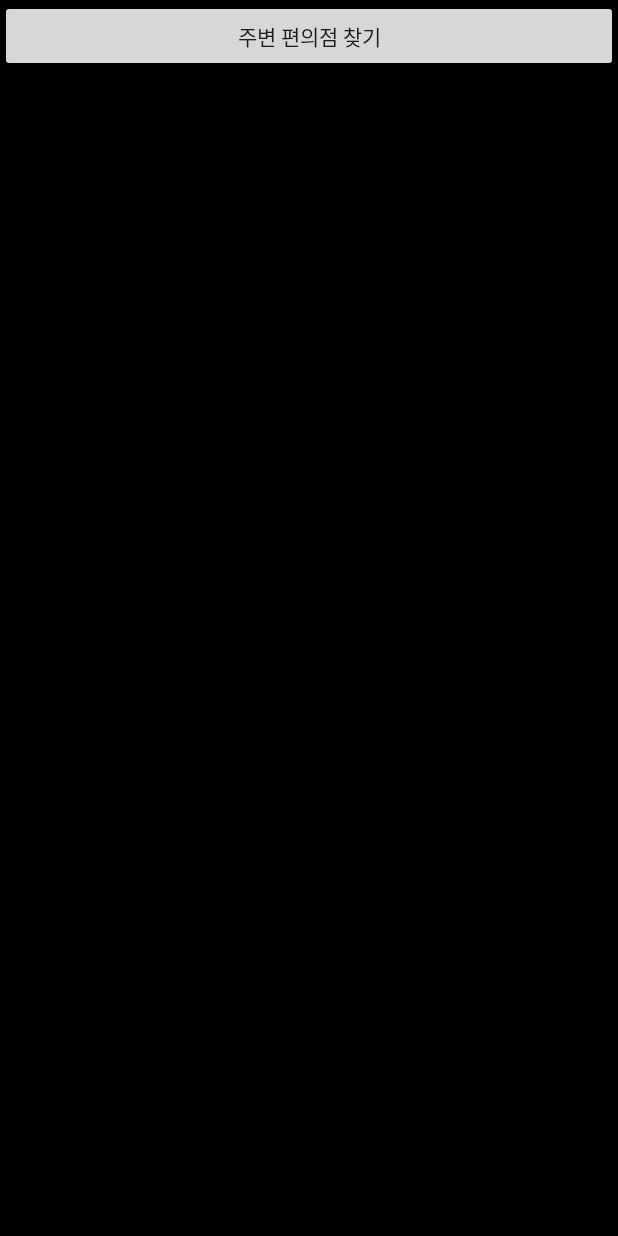
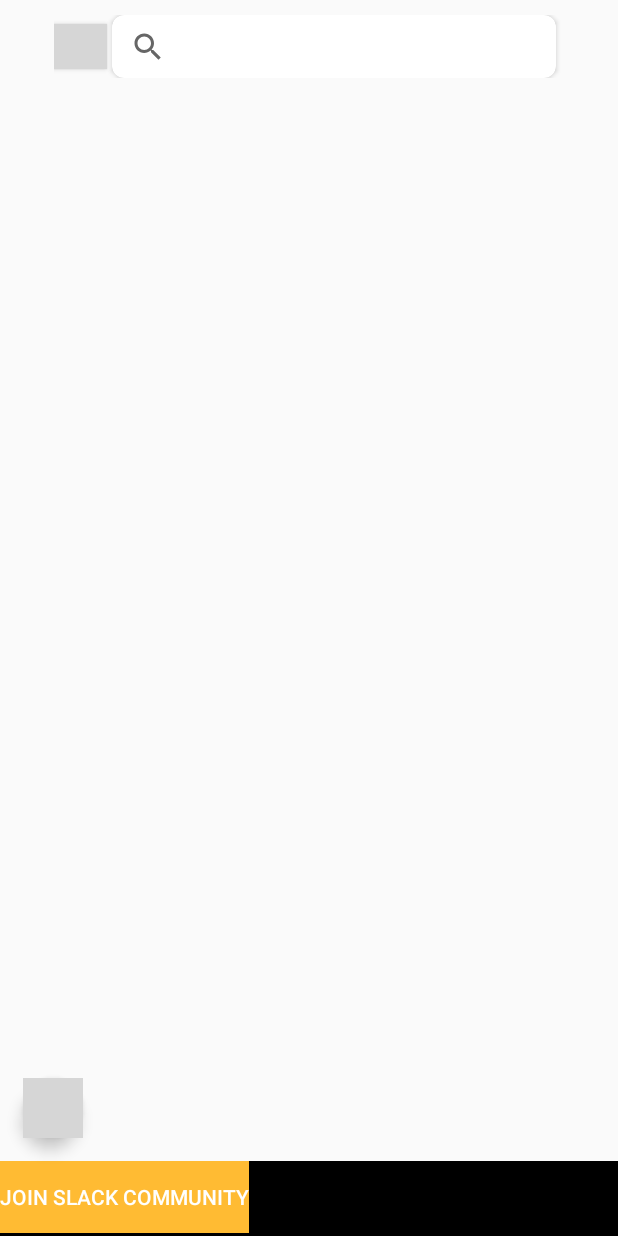
Before and after one commit to JeongJae-yun/SKTmap, an Android app: the layout fragment_home.xml on its own in the app's theme, with its tools: preview values and no code run, on a phone screen of 412 x 824 dp. Run offline under Robolectric (Android 15) with nearby library versions, the phone set to English and light mode, and no system bars; grey boxes are pictures that could not be loaded.

Commit message:
UI change

```diff
--- a/app/src/main/res/layout/fragment_home.xml
+++ b/app/src/main/res/layout/fragment_home.xml
@@ -3,33 +3,124 @@
     xmlns:android="http://schemas.android.com/apk/res/android"
     xmlns:app="http://schemas.android.com/apk/res-auto"
     xmlns:tools="http://schemas.android.com/tools">
-<androidx.constraintlayout.widget.ConstraintLayout
+
+<androidx.coordinatorlayout.widget.CoordinatorLayout
     android:layout_width="match_parent"
     android:layout_height="match_parent"
-    android:background="@color/black"
+    android:orientation="vertical"
     tools:context=".ui.home.HomeFragment">
-
-    <Button
-        android:id="@+id/btnFind"
-        android:layout_width="match_parent"
-        android:layout_height="wrap_content"
-        android:text="주변 편의점 찾기"
-        app:layout_constraintBottom_toTopOf="@+id/HomeMapView"
-        app:layout_constraintEnd_toEndOf="parent"
-        app:layout_constraintLeft_toLeftOf="parent"
-        app:layout_constraintRight_toRightOf="parent"
-        app:layout_constraintTop_toTopOf="parent" />
 
     <LinearLayout
         android:id="@+id/HomeMapView"
+        android:orientation="horizontal"
+        android:layout_width="match_parent"
+        android:layout_height="match_parent"
+        app:layout_constraintTop_toTopOf="parent"
+        app:layout_constraintBottom_toBottomOf="parent"
+        app:layout_constraintStart_toStartOf="parent"
+        app:layout_constraintEnd_toEndOf="parent">
+
+
+    </LinearLayout>
+
+    <com.google.android.material.floatingactionbutton.FloatingActionButton
+        android:id="@+id/btnMenu"
+        android:layout_width="wrap_content"
+        android:layout_height="wrap_content"
+        android:layout_margin="15dp"
+        android:layout_gravity="bottom|start"
+        app:fabSize="mini"
+        app:layout_dodgeInsetEdges="bottom"
+        android:background="@color/white"
+        app:srcCompat="@drawable/ic_my_location_black_24dp" />
+
+    <LinearLayout
+        android:layout_width="wrap_content"
+        android:layout_height="wrap_content"
+        android:layout_gravity="center_horizontal"
+        android:orientation="horizontal"
+        android:layout_marginTop="10dp"
+        app:layout_constraintEnd_toEndOf="parent"
+        app:layout_constraintStart_toStartOf="parent"
+        app:layout_constraintTop_toTopOf="@+id/HomeMapView">
+
+        <Button
+            android:layout_width="35dp"
+            android:layout_height="30dp"
+            android:layout_gravity="center"
+            android:layout_marginEnd="3dp"
+            android:background="@drawable/arrow_left" />
+
+        <androidx.cardview.widget.CardView
+            android:id="@+id/cardView"
+            android:layout_width="wrap_content"
+            android:layout_height="wrap_content"
+            app:cardCornerRadius="8dp"
+            android:layout_marginEnd="5dp"
+            app:layout_constraintBottom_toTopOf="@+id/HomeMapView"
+            app:layout_constraintEnd_toEndOf="parent"
+            app:layout_constraintStart_toStartOf="parent"
+            app:layout_constraintTop_toBottomOf="@+id/btnFind">
+
+            <androidx.appcompat.widget.SearchView
+                android:id="@+id/searchView"
+                android:layout_width="296dp"
+                android:layout_height="42dp"
+                />
+
+        </androidx.cardview.widget.CardView>
+    </LinearLayout>
+
+
+    <!--app:layout_anchor="@id/rl_bottom_sheet"-->
+    <!--<include layout="@layout/bottom_sheet"/>-->
+    <RelativeLayout
+        android:id="@+id/rl_bottom_sheet"
         android:layout_width="match_parent"
         android:layout_height="wrap_content"
-        android:orientation="vertical"
-        app:layout_constraintEnd_toEndOf="parent"
-        app:layout_constraintLeft_toLeftOf="parent"
-        app:layout_constraintRight_toRightOf="parent"
-        app:layout_constraintTop_toBottomOf="@+id/btnFind" />
+        app:behavior_hideable="false"
+        app:behavior_peekHeight="50dp"
+        app:layout_insetEdge="bottom"
+        app:layout_behavior="@string/bottom_sheet_behavior">
+
+        <LinearLayout
+            android:layout_width="match_parent"
+            android:layout_height="300dp"
+            android:background="@color/black"
+            android:orientation="vertical">
+
+            <LinearLayout
+                android:layout_width="match_parent"
+                android:layout_height="70dp"
+                android:orientation="horizontal">
+
+                <Button
+                    android:id="@+id/button"
+                    android:layout_width="wrap_content"
+                    android:layout_height="wrap_content"
+                    android:background="@android:color/holo_orange_light"
+                    android:text="Join Slack Community"
+                    android:textColor="@android:color/white" />
 
 
-</androidx.constraintlayout.widget.ConstraintLayout>
+
+            </LinearLayout>
+
+
+
+            <TextView
+                android:layout_width="match_parent"
+                android:layout_height="wrap_content"
+                android:text="This is example"
+                android:textColor="@color/white"
+                android:gravity="center_horizontal"
+                android:textSize="25dp"
+                />
+        </LinearLayout>
+
+
+    </RelativeLayout>
+
+</androidx.coordinatorlayout.widget.CoordinatorLayout>
+
 </layout>
```
